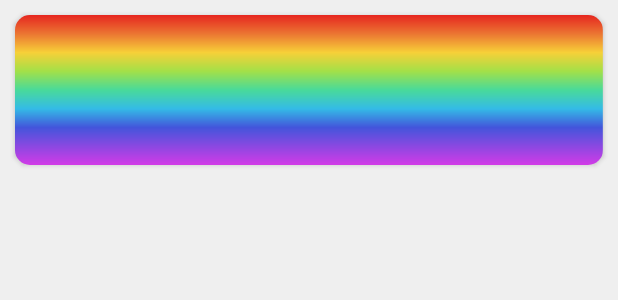
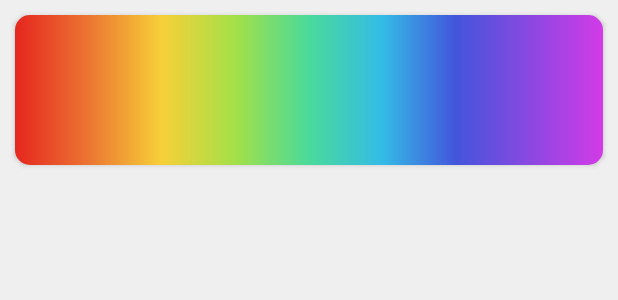
Before and after one commit to LeandroSQ/ledstrip-rgb, an Android app: the layout item_card.xml on its own in the app's theme, with its tools: preview values and no code run, on a phone screen of 412 x 824 dp. Shown: the top 300 px of the screen. Run offline under Robolectric (Android 15) with nearby library versions, the phone set to English and light mode, and no system bars.

Commit message:
Layout adjstments

```diff
--- a/Android/app/src/main/kotlin/quevedo/soares/leandro/ledstriprgb/view/main/MainActivity.kt
+++ b/Android/app/src/main/kotlin/quevedo/soares/leandro/ledstriprgb/view/main/MainActivity.kt
@@ -33,6 +33,7 @@ class MainActivity : AppCompatActivity() {
 	}
 
 	private fun setupNavigation() {
+		setSupportActionBar(binding.idToolbar)
 		NavigationUI.setupActionBarWithNavController(this, this.navController, this.toolbarConfiguration)
 	}
 
--- a/Android/app/src/main/res/drawable/shape_rounded_gradient_8.xml
+++ b/Android/app/src/main/res/drawable/shape_rounded_gradient_8.xml
@@ -1,42 +1,51 @@
 <?xml version="1.0" encoding="utf-8"?>
 <vector xmlns:android="http://schemas.android.com/apk/res/android"
 	xmlns:aapt="http://schemas.android.com/aapt"
-	android:width="987.3dp"
-	android:height="870.3dp"
-	android:viewportWidth="987.3"
-	android:viewportHeight="870.3">
+	android:width="200dp"
+	android:height="200dp"
+	android:viewportWidth="200"
+	android:viewportHeight="200">
 	<path android:pathData="M0,870l0,-870l987,0l0,870z">
 		<aapt:attr name="android:fillColor">
 			<gradient
-				android:endX="493.5"
-				android:endY="870"
-				android:startX="493.5"
-				android:startY="2.6645353E-14"
+				android:endX="200"
+				android:endY="100"
+				android:startX="0"
+				android:startY="100"
 				android:type="linear">
+
 				<item
 					android:color="#e6261f"
 					android:offset="0" />
+
 				<item
 					android:color="#eb7532"
 					android:offset="0.125" />
+
 				<item
 					android:color="#f7d038"
 					android:offset="0.25" />
+
 				<item
 					android:color="#a3e048"
 					android:offset="0.375" />
+
 				<item
 					android:color="#49da9a"
 					android:offset="0.5" />
+
 				<item
 					android:color="#34bbe6"
 					android:offset="0.625" />
+
 				<item
 					android:color="#4355db"
 					android:offset="0.75" />
+
 				<item
 					android:color="#d23be7"
 					android:offset="1" />
+
 			</gradient>
 		</aapt:attr>
 	</path>
--- a/Android/app/src/main/res/values-night/themes.xml
+++ b/Android/app/src/main/res/values-night/themes.xml
@@ -1,12 +1,11 @@
 <resources xmlns:tools="http://schemas.android.com/tools">
 
-	<style name="Theme.App" parent="Theme.MaterialComponents.DayNight.DarkActionBar">
+	<style name="Theme.App" parent="Theme.MaterialComponents.DayNight.NoActionBar">
 
 		<item name="fontFamily">@font/permanent_marker</item>
-		<item name="android:windowBackground">@color/light_background</item>
+		<item name="android:windowBackground">@color/dark_background</item>
 		<item name="android:textColor">@color/dark_foreground</item>
 		<item name="colorControlHighlight">@color/white</item>
-		<item name="android:actionBarStyle">@style/Theme.ActionBar</item>
 
 		<!-- Primary brand color. -->
 		<item name="colorPrimary">@color/fab_foreground</item>
@@ -23,9 +22,4 @@
 
 	</style>
 
-	<style name="Theme.ActionBar" parent="Theme.AppCompat.DayNight.DarkActionBar">
-		<item name="android:background">@color/fab_foreground</item>
-		<item name="android:textColor">@color/white</item>
-	</style>
-
 </resources>
--- a/Android/app/src/main/res/values/themes.xml
+++ b/Android/app/src/main/res/values/themes.xml
@@ -1,12 +1,11 @@
 <resources xmlns:tools="http://schemas.android.com/tools">
 
-	<style name="Theme.App" parent="Theme.MaterialComponents.DayNight.DarkActionBar">
+	<style name="Theme.App" parent="Theme.MaterialComponents.DayNight.NoActionBar">
 
 		<item name="fontFamily">@font/permanent_marker</item>
 		<item name="android:windowBackground">@color/light_background</item>
 		<item name="android:textColor">@color/light_foreground</item>
 		<item name="colorControlHighlight">@color/white</item>
-		<item name="android:actionBarStyle">@style/Theme.ActionBar</item>
 
 		<!-- Primary brand color. -->
 		<item name="colorPrimary">@color/fab_foreground</item>
@@ -23,9 +22,10 @@
 
 	</style>
 
-	<style name="Theme.ActionBar" parent="@android:style/Widget.Holo.Light.ActionBar">
-		<item name="background">@color/fab_foreground</item>
+	<style name="Theme.ActionBar" parent="android:TextAppearance">
+		<item name="android:fontFamily">@font/permanent_marker</item>
 		<item name="android:textColor">@color/white</item>
+		<item name="android:textSize">20sp</item>
 	</style>
 
 </resources>
```
Also changed, not shown: Android/app/src/main/res/layout/activity_main.xml (+19 -0 lines).
